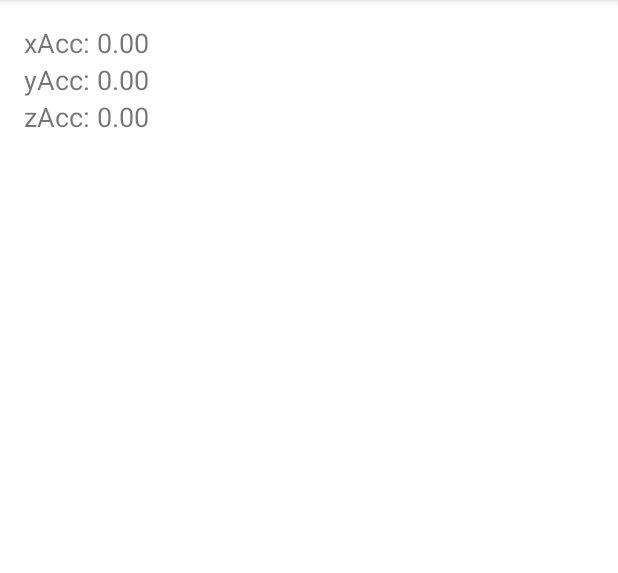
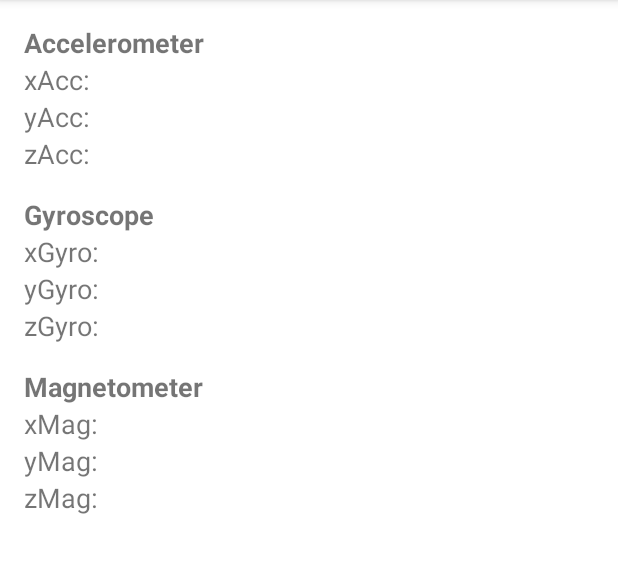
Before and after one commit to maxschlake/sensor-stream, an Android app: the screen it shows after launch (MainActivity), on a phone screen of 412 x 824 dp, the part 84-657 px from its top. Run offline under Robolectric (Android 15) with nearby library versions, the phone set to English and light mode, and no system bars; 4 statements that could not run were skipped.

Commit message:
added support for Gyroscope and Magnetometer

```diff
--- a/JavaInterface/app/src/main/java/com/example/javainterface/MainActivity.java
+++ b/JavaInterface/app/src/main/java/com/example/javainterface/MainActivity.java
@@ -11,12 +11,20 @@ public class MainActivity extends AppCompatActivity {
         System.loadLibrary("getAcc");
     }
 
-    // Declare the native method to start the sensor
-    public native void startSensor();
-    public native void stopSensor();
+    // Native methods for the sensors
+    public native void startAccelerometer(); // For accelerometer
+    public native void stopAccelerometer();
 
-    // UI elements to display the accelerometer date
-    private TextView xTextView, yTextView, zTextView;
+    public native void startGyroscope(); // For gyroscope
+    public native void stopGyroscope();
+
+    public native void startMagnetometer(); // For magnetometer
+    public native void stopMagnetometer();
+
+    // UI elements to display the sensor data
+    private TextView xAccTextView, yAccTextView, zAccTextView;
+    private TextView xGyroTextView, yGyroTextView, zGyroTextView;
+    private TextView xMagTextView, yMagTextView, zMagTextView;
 
     // Declare a handler to stop the sensor after a fixed period
     private Handler handler = new Handler();
@@ -26,31 +34,66 @@ public class MainActivity extends AppCompatActivity {
         super.onCreate(savedInstanceState);
         setContentView(R.layout.activity_main);
 
-        // Initialize TextViews
-        xTextView = findViewById(R.id.x_value);
-        yTextView = findViewById(R.id.y_value);
-        zTextView = findViewById(R.id.z_value);
+        // Initialize accelerometer TextViews
+        xAccTextView = findViewById(R.id.x_acc_value);
+        yAccTextView = findViewById(R.id.y_acc_value);
+        zAccTextView = findViewById(R.id.z_acc_value);
 
-        // Start the sensor from the native side
-        startSensor();
+        // Initialize gyroscope TextViews
+        xGyroTextView = findViewById(R.id.x_gyro_value);
+        yGyroTextView = findViewById(R.id.y_gyro_value);
+        zGyroTextView = findViewById(R.id.z_gyro_value);
 
-        // Stop the sensor after 10 seconds (10000 milliseconds)
-        handler.postDelayed(() -> stopSensor(), 10000);
+        // Initialize magnetometer TextViews
+        xMagTextView = findViewById(R.id.x_mag_value);
+        yMagTextView = findViewById(R.id.y_mag_value);
+        zMagTextView = findViewById(R.id.z_mag_value);
+
+        // Start the sensors from the native side
+        startAccelerometer();
+        startGyroscope();
+        startMagnetometer();
+
+        // Stop the sensors after 10 seconds (10000 milliseconds)
+        handler.postDelayed(() -> {
+            stopAccelerometer();
+            stopGyroscope();
+            stopMagnetometer();
+        }, 10000);
     }
 
-    // This method will be called from native code to update the sensor data
-    public void updateSensorData(float x, float y, float z) {
-        // Update the TextViews with new accelerometer values
+    // Method to update the accelerometer data
+    public void updateAccelerometerData(float x, float y, float z) {
         runOnUiThread(() -> {
-            xTextView.setText(String.format("xAcc: %.6f", x));
-            yTextView.setText(String.format("yAcc: %.6f", y));
-            zTextView.setText(String.format("zAcc: %.6f", z));
+            xAccTextView.setText(String.format("xAcc: %.6f", x));
+            yAccTextView.setText(String.format("yAcc: %.6f", y));
+            zAccTextView.setText(String.format("zAcc: %.6f", z));
+        });
+    }
+
+    // Method to update the gyroscope data
+    public void updateGyroscopeData(float x, float y, float z) {
+        runOnUiThread(() -> {
+            xGyroTextView.setText(String.format("xGyro: %.6f", x));
+            yGyroTextView.setText(String.format("yGyro: %.6f", y));
+            zGyroTextView.setText(String.format("zGyro: %.6f", z));
+        });
+    }
+
+    // Method to update the gyroscope data
+    public void updateMagnetometerData(float x, float y, float z) {
+        runOnUiThread(() -> {
+            xMagTextView.setText(String.format("xMag: %.6f", x));
+            yMagTextView.setText(String.format("yMag: %.6f", y));
+            zMagTextView.setText(String.format("zMag: %.6f", z));
         });
     }
 
     @Override
     protected void onDestroy() {
         super.onDestroy();
-        stopSensor();
+        stopAccelerometer();
+        stopGyroscope();
+        stopMagnetometer();
     }
 }
--- a/JavaInterface/app/src/main/res/layout/activity_main.xml
+++ b/JavaInterface/app/src/main/res/layout/activity_main.xml
@@ -5,39 +5,93 @@
     android:orientation="vertical"
     android:padding="16dp">
 
+    <!-- Accelerometer section -->
     <TextView
-        android:id="@+id/x_value"
         android:layout_width="wrap_content"
         android:layout_height="wrap_content"
-        android:text="xAcc: 0.00"
+        android:text="Accelerometer"
+        android:textStyle="bold"
         android:textSize="18sp" />
 
     <TextView
-        android:id="@+id/y_value"
+        android:id="@+id/x_acc_value"
         android:layout_width="wrap_content"
         android:layout_height="wrap_content"
-        android:text="yAcc: 0.00"
+        android:text="xAcc: "
         android:textSize="18sp" />
 
     <TextView
-        android:id="@+id/z_value"
+        android:id="@+id/y_acc_value"
         android:layout_width="wrap_content"
         android:layout_height="wrap_content"
-        android:text="zAcc: 0.00"
+        android:text="yAcc: "
+        android:textSize="18sp" />
+
+    <TextView
+        android:id="@+id/z_acc_value"
+        android:layout_width="wrap_content"
+        android:layout_height="wrap_content"
+        android:text="zAcc: "
+        android:textSize="18sp" />
+
+    <!-- Gyroscope section -->
+    <TextView
+        android:layout_width="wrap_content"
+        android:layout_height="wrap_content"
+        android:text="Gyroscope"
+        android:textStyle="bold"
+        android:textSize="18sp"
+        android:layout_marginTop="16dp" />
+
+    <TextView
+        android:id="@+id/x_gyro_value"
+        android:layout_width="wrap_content"
+        android:layout_height="wrap_content"
+        android:text="xGyro: "
+        android:textSize="18sp" />
+
+    <TextView
+        android:id="@+id/y_gyro_value"
+        android:layout_width="wrap_content"
+        android:layout_height="wrap_content"
+        android:text="yGyro: "
+        android:textSize="18sp" />
+
+    <TextView
+        android:id="@+id/z_gyro_value"
+        android:layout_width="wrap_content"
+        android:layout_height="wrap_content"
+        android:text="zGyro: "
+        android:textSize="18sp" />
+
+    <!-- Magnetometer section -->
+    <TextView
+        android:layout_width="wrap_content"
+        android:layout_height="wrap_content"
+        android:text="Magnetometer"
+        android:textStyle="bold"
+        android:textSize="18sp"
+        android:layout_marginTop="16dp" />
+
+    <TextView
+        android:id="@+id/x_mag_value"
+        android:layout_width="wrap_content"
+        android:layout_height="wrap_content"
+        android:text="xMag: "
+        android:textSize="18sp" />
+
+    <TextView
+        android:id="@+id/y_mag_value"
+        android:layout_width="wrap_content"
+        android:layout_height="wrap_content"
+        android:text="yMag: "
+        android:textSize="18sp" />
+
+    <TextView
+        android:id="@+id/z_mag_value"
+        android:layout_width="wrap_content"
+        android:layout_height="wrap_content"
+        android:text="zMag: "
         android:textSize="18sp" />
 
 </LinearLayout>
-
-<!--
-<RelativeLayout xmlns:android="http://schemas.android.com/apk/res/android"
-    android:layout_width="match_parent"
-    android:layout_height="match_parent">
-
-    <TextView
-        android:id="@+id/sample_text"
-        android:layout_width="wrap_content"
-        android:layout_height="wrap_content"
-        android:text="Hello World!" />
-</RelativeLayout>
-*/
--->
```
Also changed, not shown: 4 other files.
